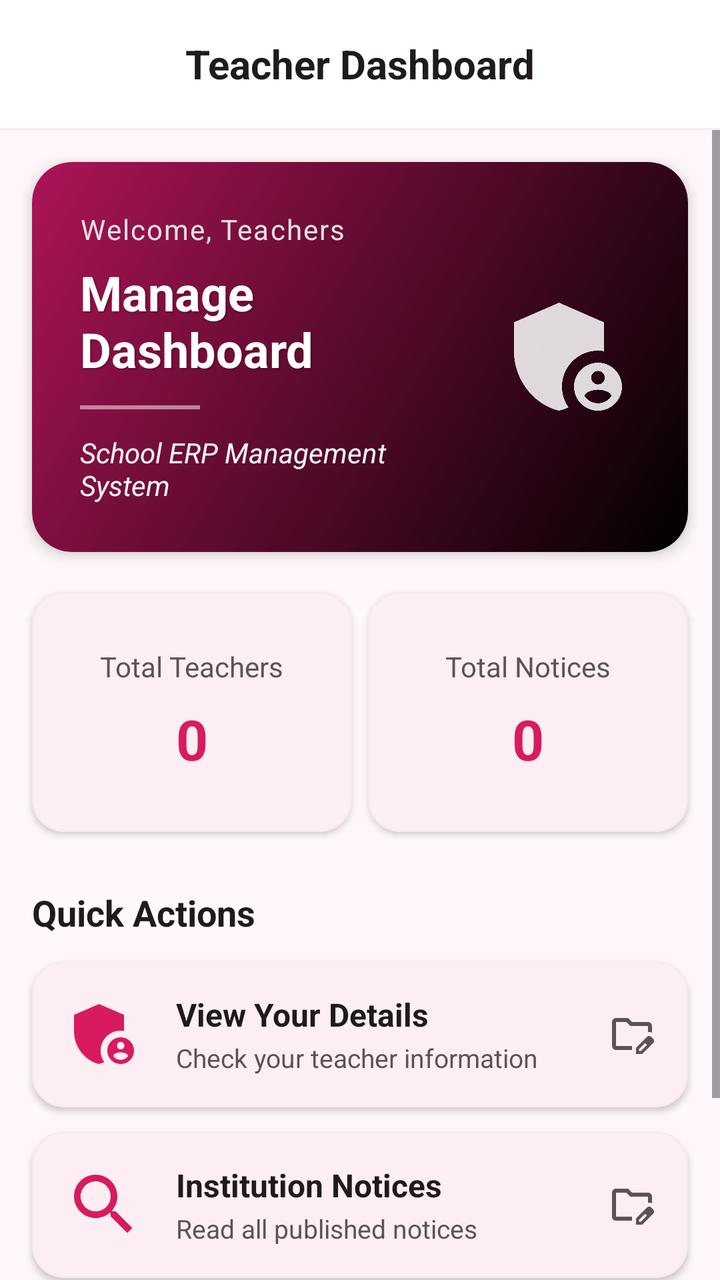
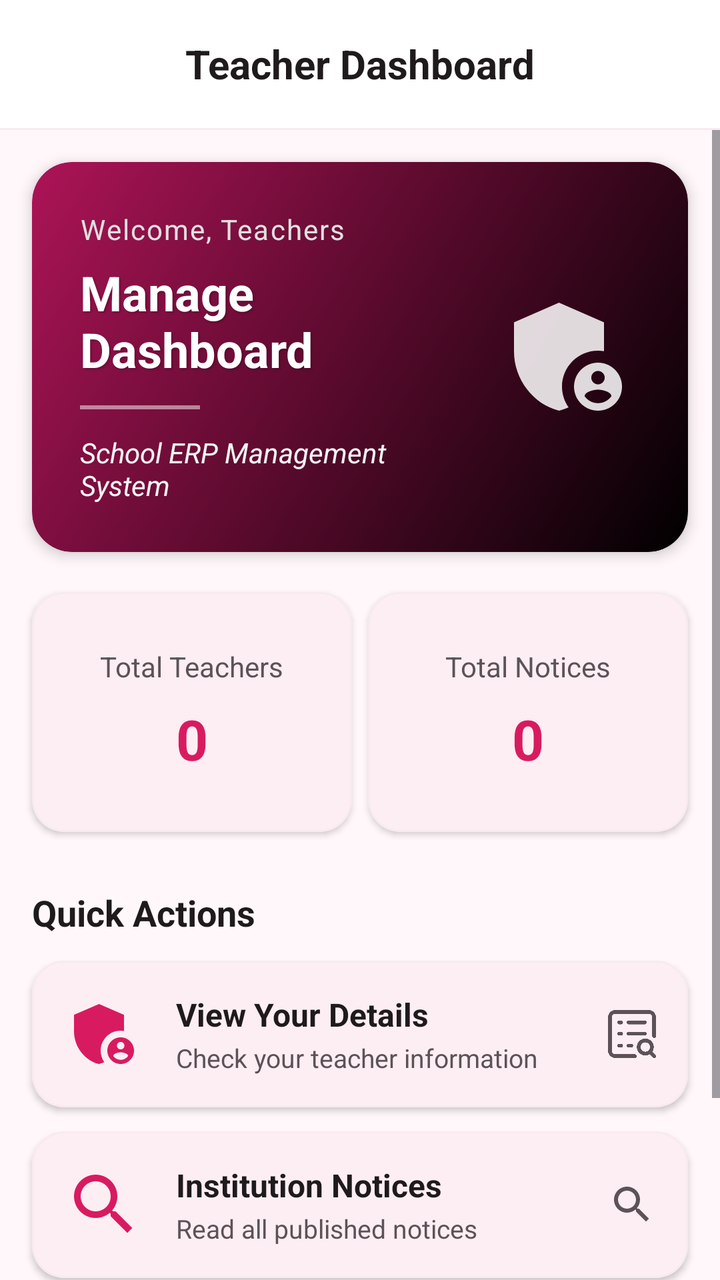

Screens rendered from an Android XML layout before and after an edit, with the pre-edit source and the edit as a unified diff.
<!-- AndroidManifest.xml: application theme Theme.SchoolERPStudent -->
<!-- res/layout/activity_teacher_dashboard.xml -->
<?xml version="1.0" encoding="utf-8"?>
<androidx.constraintlayout.widget.ConstraintLayout
    xmlns:android="http://schemas.android.com/apk/res/android"
    xmlns:app="http://schemas.android.com/apk/res-auto"
    xmlns:tools="http://schemas.android.com/tools"
    android:id="@+id/main"
    android:layout_width="match_parent"
    android:layout_height="match_parent"
    android:background="?android:colorBackground"
    android:fitsSystemWindows="true"
    tools:context=".activities.TeacherDashboardActivity">

    

    <com.google.android.material.appbar.MaterialToolbar
        android:id="@+id/topAppBar"
        android:layout_width="0dp"
        android:layout_height="wrap_content"
        android:background="?attr/colorSurface"
        app:layout_constraintTop_toTopOf="parent"
        app:layout_constraintStart_toStartOf="parent"
        app:layout_constraintEnd_toEndOf="parent">

        <TextView
            android:id="@+id/tvToolbarTitle"
            android:layout_width="wrap_content"
            android:layout_height="wrap_content"
            android:layout_gravity="center"
            android:text="Teacher Dashboard"
            android:textColor="?attr/colorOnSurface"
            android:textSize="20sp"
            android:textStyle="bold" />

    </com.google.android.material.appbar.MaterialToolbar>

    

    <View
        android:id="@+id/topDivider"
        android:layout_width="0dp"
        android:layout_height="1dp"
        android:background="?attr/colorOutline"
        app:layout_constraintTop_toBottomOf="@id/topAppBar"
        app:layout_constraintStart_toStartOf="parent"
        app:layout_constraintEnd_toEndOf="parent" />

    

    <ScrollView
        android:id="@+id/scrollView"
        android:layout_width="0dp"
        android:layout_height="0dp"
        android:fillViewport="true"
        app:layout_constraintTop_toBottomOf="@id/topDivider"
        app:layout_constraintBottom_toBottomOf="parent"
        app:layout_constraintStart_toStartOf="parent"
        app:layout_constraintEnd_toEndOf="parent">

        <LinearLayout
            android:layout_width="match_parent"
            android:layout_height="wrap_content"
            android:orientation="vertical"
            android:paddingBottom="24dp">

            
            <com.google.android.material.card.MaterialCardView
                android:id="@+id/welcomeCard"
                android:layout_width="match_parent"
                android:layout_height="wrap_content"
                android:layout_margin="16dp"
                app:cardCornerRadius="20dp"
                app:cardElevation="4dp"
                app:strokeWidth="0dp">

                <LinearLayout
                    android:layout_width="match_parent"
                    android:layout_height="wrap_content"
                    android:orientation="horizontal"
                    android:padding="24dp"
                    android:gravity="center_vertical"
                    android:background="@drawable/welcome_card_gradient">

                    <LinearLayout
                        android:layout_width="0dp"
                        android:layout_height="wrap_content"
                        android:layout_weight="1"
                        android:orientation="vertical">

                        <TextView
                            android:layout_width="wrap_content"
                            android:layout_height="wrap_content"
                            android:text="Welcome, Teachers"
                            android:textColor="#E0E0E0"
                            android:textSize="14sp"
                            android:letterSpacing="0.05"/>

                        <TextView
                            android:id="@+id/tvWelcomeName"
                            android:layout_width="wrap_content"
                            android:layout_height="wrap_content"
                            android:layout_marginTop="6dp"
                            android:text="Manage Dashboard"
                            android:textColor="@color/white"
                            android:textSize="24sp"
                            android:textStyle="bold"
                            android:shadowColor="#40000000"
                            android:shadowDx="2"
                            android:shadowDy="2"
                            android:shadowRadius="2"/>

                        <View
                            android:layout_width="60dp"
                            android:layout_height="2dp"
                            android:layout_marginTop="12dp"
                            android:layout_marginBottom="12dp"
                            android:background="#80FFFFFF" />

                        <TextView
                            android:layout_width="wrap_content"
                            android:layout_height="wrap_content"
                            android:text="School ERP Management System"
                            android:textColor="#F5F5F5"
                            android:textSize="14sp"
                            android:textStyle="italic"/>

                    </LinearLayout>

                    <ImageView
                        android:layout_width="72dp"
                        android:layout_height="72dp"
                        android:layout_marginStart="16dp"
                        android:src="@drawable/admin"
                        android:alpha="0.85"
                        android:contentDescription="Teacher Icon"
                        app:tint="@color/white" />

                </LinearLayout>

            </com.google.android.material.card.MaterialCardView>

            

            <GridLayout
                android:layout_width="match_parent"
                android:layout_height="wrap_content"
                android:layout_marginStart="12dp"
                android:layout_marginEnd="12dp"
                android:columnCount="2">

                

                <com.google.android.material.card.MaterialCardView
                    android:layout_width="0dp"
                    android:layout_height="120dp"
                    android:layout_columnWeight="1"
                    android:layout_margin="4dp"
                    app:cardBackgroundColor="?attr/colorSurface"
                    app:cardCornerRadius="16dp"
                    app:cardElevation="2dp"
                    app:strokeColor="?attr/colorOutline"
                    app:strokeWidth="1dp">

                    <LinearLayout
                        android:layout_width="match_parent"
                        android:layout_height="match_parent"
                        android:gravity="center"
                        android:orientation="vertical">

                        <TextView
                            android:layout_width="wrap_content"
                            android:layout_height="wrap_content"
                            android:text="Total Teachers"
                            android:textColor="?attr/colorOnSurfaceVariant"
                            android:textSize="14sp" />

                        <TextView
                            android:id="@+id/tvTotalTeachers"
                            android:layout_width="wrap_content"
                            android:layout_height="wrap_content"
                            android:layout_marginTop="8dp"
                            android:text="0"
                            android:textColor="?attr/colorPrimary"
                            android:textSize="28sp"
                            android:textStyle="bold" />

                    </LinearLayout>

                </com.google.android.material.card.MaterialCardView>

                

                <com.google.android.material.card.MaterialCardView
                    android:layout_width="0dp"
                    android:layout_height="120dp"
                    android:layout_columnWeight="1"
                    android:layout_margin="4dp"
                    app:cardBackgroundColor="?attr/colorSurface"
                    app:cardCornerRadius="16dp"
                    app:cardElevation="2dp"
                    app:strokeColor="?attr/colorOutline"
                    app:strokeWidth="1dp">

                    <LinearLayout
                        android:layout_width="match_parent"
                        android:layout_height="match_parent"
                        android:gravity="center"
                        android:orientation="vertical">

                        <TextView
                            android:layout_width="wrap_content"
                            android:layout_height="wrap_content"
                            android:text="Total Notices"
                            android:textColor="?attr/colorOnSurfaceVariant"
                            android:textSize="14sp" />

                        <TextView
                            android:id="@+id/tvTotalNotices"
                            android:layout_width="wrap_content"
                            android:layout_height="wrap_content"
                            android:layout_marginTop="8dp"
                            android:text="0"
                            android:textColor="?attr/colorPrimary"
                            android:textSize="28sp"
                            android:textStyle="bold" />

                    </LinearLayout>

                </com.google.android.material.card.MaterialCardView>

            </GridLayout>

            

            <TextView
                android:layout_width="wrap_content"
                android:layout_height="wrap_content"
                android:layout_marginStart="16dp"
                android:layout_marginTop="24dp"
                android:text="Quick Actions"
                android:textColor="?attr/colorOnSurface"
                android:textSize="18sp"
                android:textStyle="bold" />

            

            <com.google.android.material.card.MaterialCardView
                android:id="@+id/viewDetailsCard"
                android:layout_width="match_parent"
                android:layout_height="wrap_content"
                android:layout_marginStart="16dp"
                android:layout_marginTop="12dp"
                android:layout_marginEnd="16dp"
                android:clickable="true"
                android:focusable="true"
                android:foreground="?attr/selectableItemBackground"
                app:cardBackgroundColor="?attr/colorSurface"
                app:cardCornerRadius="16dp"
                app:cardElevation="2dp"
                app:strokeColor="?attr/colorOutline"
                app:strokeWidth="1dp">

                <LinearLayout
                    android:layout_width="match_parent"
                    android:layout_height="wrap_content"
                    android:orientation="horizontal"
                    android:padding="16dp"
                    android:gravity="center_vertical">

                    <ImageView
                        android:layout_width="40dp"
                        android:layout_height="40dp"
                        android:src="@drawable/admin"
                        app:tint="?attr/colorPrimary" />

                    <LinearLayout
                        android:layout_width="0dp"
                        android:layout_height="wrap_content"
                        android:layout_marginStart="16dp"
                        android:layout_weight="1"
                        android:orientation="vertical">

                        <TextView
                            android:layout_width="wrap_content"
                            android:layout_height="wrap_content"
                            android:text="View Your Details"
                            android:textColor="?attr/colorOnSurface"
                            android:textSize="16sp"
                            android:textStyle="bold" />

                        <TextView
                            android:layout_width="wrap_content"
                            android:layout_height="wrap_content"
                            android:layout_marginTop="2dp"
                            android:text="Check your teacher information"
                            android:textColor="?attr/colorOnSurfaceVariant"
                            android:textSize="13sp" />
                    </LinearLayout>

                    <ImageView
                        android:layout_width="24dp"
                        android:layout_height="24dp"
                        android:src="@drawable/manage"
                        app:tint="?attr/colorOnSurfaceVariant" />

                </LinearLayout>

            </com.google.android.material.card.MaterialCardView>

            

            <com.google.android.material.card.MaterialCardView
                android:id="@+id/noticesCard"
                android:layout_width="match_parent"
                android:layout_height="wrap_content"
                android:layout_marginStart="16dp"
                android:layout_marginTop="12dp"
                android:layout_marginEnd="16dp"
                android:clickable="true"
                android:focusable="true"
                android:foreground="?attr/selectableItemBackground"
                app:cardBackgroundColor="?attr/colorSurface"
                app:cardCornerRadius="16dp"
                app:cardElevation="2dp"
                app:strokeColor="?attr/colorOutline"
                app:strokeWidth="1dp">

                <LinearLayout
                    android:layout_width="match_parent"
                    android:layout_height="wrap_content"
                    android:orientation="horizontal"
                    android:padding="16dp"
                    android:gravity="center_vertical">

                    <ImageView
                        android:layout_width="40dp"
                        android:layout_height="40dp"
                        android:src="@drawable/baseline_search_24"
                        app:tint="?attr/colorPrimary" />

                    <LinearLayout
                        android:layout_width="0dp"
                        android:layout_height="wrap_content"
                        android:layout_marginStart="16dp"
                        android:layout_weight="1"
                        android:orientation="vertical">

                        <TextView
                            android:layout_width="wrap_content"
                            android:layout_height="wrap_content"
                            android:text="Institution Notices"
                            android:textColor="?attr/colorOnSurface"
                            android:textSize="16sp"
                            android:textStyle="bold" />

                        <TextView
                            android:layout_width="wrap_content"
                            android:layout_height="wrap_content"
                            android:layout_marginTop="2dp"
                            android:text="Read all published notices"
                            android:textColor="?attr/colorOnSurfaceVariant"
                            android:textSize="13sp" />
                    </LinearLayout>

                    <ImageView
                        android:layout_width="24dp"
                        android:layout_height="24dp"
                        android:src="@drawable/manage"
                        app:tint="?attr/colorOnSurfaceVariant" />

                </LinearLayout>

            </com.google.android.material.card.MaterialCardView>

            

            <com.google.android.material.card.MaterialCardView
                android:id="@+id/assignedClassCard"
                android:layout_width="match_parent"
                android:layout_height="wrap_content"
                android:layout_marginStart="16dp"
                android:layout_marginTop="12dp"
                android:layout_marginEnd="16dp"
                android:clickable="true"
                android:focusable="true"
                android:foreground="?attr/selectableItemBackground"
                app:cardBackgroundColor="?attr/colorSurface"
                app:cardCornerRadius="16dp"
                app:cardElevation="2dp"
                app:strokeColor="?attr/colorOutline"
                app:strokeWidth="1dp">

                <LinearLayout
                    android:layout_width="match_parent"
                    android:layout_height="wrap_content"
                    android:orientation="horizontal"
                    android:padding="16dp"
                    android:gravity="center_vertical">

                    <ImageView
                        android:layout_width="40dp"
                        android:layout_height="40dp"
                        android:src="@drawable/outline_groups_24"
                        app:tint="?attr/colorPrimary" />

                    <LinearLayout
                        android:layout_width="0dp"
                        android:layout_height="wrap_content"
                        android:layout_marginStart="16dp"
                        android:layout_weight="1"
                        android:orientation="vertical">

                        <TextView
                            android:layout_width="wrap_content"
                            android:layout_height="wrap_content"
                            android:text="Assigned Class"
                            android:textColor="?attr/colorOnSurface"
                            android:textSize="16sp"
                            android:textStyle="bold" />

                        <TextView
                            android:layout_width="wrap_content"
                            android:layout_height="wrap_content"
                            android:layout_marginTop="2dp"
                            android:text="Check your assigned class details"
                            android:textColor="?attr/colorOnSurfaceVariant"
                            android:textSize="13sp" />
                    </LinearLayout>

                    <ImageView
                        android:layout_width="24dp"
                        android:layout_height="24dp"
                        android:src="@drawable/manage"
                        app:tint="?attr/colorOnSurfaceVariant" />

                </LinearLayout>

            </com.google.android.material.card.MaterialCardView>

        </LinearLayout>


    </ScrollView>

</androidx.constraintlayout.widget.ConstraintLayout>
<!-- resources referenced by this layout -->
<resources>
  <color name="white">#FFFFFF</color>
  <!-- drawable admin (drawable) -->
  <vector xmlns:android="http://schemas.android.com/apk/res/android" android:height="24dp" android:tint="#FFFFFF" android:viewportHeight="24" android:viewportWidth="24" android:width="24dp">
        
      <path android:fillColor="@android:color/white" android:pathData="M17,11c0.34,0 0.67,0.04 1,0.09V6.27L10.5,3L3,6.27v4.91c0,4.54 3.2,8.79 7.5,9.82c0.55,-0.13 1.08,-0.32 1.6,-0.55C11.41,19.47 11,18.28 11,17C11,13.69 13.69,11 17,11z"/>
        
      <path android:fillColor="@android:color/white" android:pathData="M17,13c-2.21,0 -4,1.79 -4,4c0,2.21 1.79,4 4,4s4,-1.79 4,-4C21,14.79 19.21,13 17,13zM17,14.38c0.62,0 1.12,0.51 1.12,1.12s-0.51,1.12 -1.12,1.12s-1.12,-0.51 -1.12,-1.12S16.38,14.38 17,14.38zM17,19.75c-0.93,0 -1.74,-0.46 -2.24,-1.17c0.05,-0.72 1.51,-1.08 2.24,-1.08s2.19,0.36 2.24,1.08C18.74,19.29 17.93,19.75 17,19.75z"/>
      
  </vector>
  <!-- drawable baseline_search_24 (drawable) -->
  <vector xmlns:android="http://schemas.android.com/apk/res/android" android:height="24dp" android:tint="#FFFFFF" android:viewportHeight="24" android:viewportWidth="24" android:width="24dp">
        
      <path android:fillColor="@android:color/white" android:pathData="M15.5,14h-0.79l-0.28,-0.27C15.41,12.59 16,11.11 16,9.5 16,5.91 13.09,3 9.5,3S3,5.91 3,9.5 5.91,16 9.5,16c1.61,0 3.09,-0.59 4.23,-1.57l0.27,0.28v0.79l5,4.99L20.49,19l-4.99,-5zM9.5,14C7.01,14 5,11.99 5,9.5S7.01,5 9.5,5 14,7.01 14,9.5 11.99,14 9.5,14z"/>
      
  </vector>
  <!-- drawable manage (drawable) -->
  <vector xmlns:android="http://schemas.android.com/apk/res/android" android:height="24dp" android:tint="#FFFFFF" android:viewportHeight="960" android:viewportWidth="960" android:width="24dp">
        
      <path android:fillColor="@android:color/white" android:pathData="M160,720Q160,720 160,720Q160,720 160,720L160,240Q160,240 160,240Q160,240 160,240L160,240L160,320L160,320Q160,320 160,320Q160,320 160,320L160,442Q160,445 160,454Q160,463 160,480L160,720L160,720ZM160,800Q127,800 103.5,776.5Q80,753 80,720L80,240Q80,207 103.5,183.5Q127,160 160,160L400,160L480,240L800,240Q833,240 856.5,263.5Q880,287 880,320L880,452Q861,444 840.5,441.5Q820,439 800,442L800,320Q800,320 800,320Q800,320 800,320L447,320L367,240L160,240Q160,240 160,240Q160,240 160,240L160,720Q160,720 160,720Q160,720 160,720L484,720L480,724L480,800L160,800ZM560,880L560,757L781,537Q790,528 801,524Q812,520 823,520Q835,520 846,524.5Q857,529 866,538L903,575Q911,584 915.5,595Q920,606 920,617Q920,628 916,639.5Q912,651 903,660L683,880L560,880ZM860,617L860,617L823,580L823,580L860,617ZM620,820L658,820L779,698L761,679L742,661L620,782L620,820ZM761,679L742,661L742,661L779,698L779,698L761,679Z"/>
      
  </vector>
  <!-- drawable welcome_card_gradient (drawable) -->
  <?xml version="1.0" encoding="utf-8"?>
  <shape xmlns:android="http://schemas.android.com/apk/res/android"
      android:shape="rectangle">
      <gradient
          android:angle="135"
          android:startColor="@color/black"
          android:endColor="@color/secondary"
          android:type="linear" />
      <corners android:radius="20dp" />
  </shape>
  <style name="Theme.SchoolERPStudent" parent="Base.Theme.SchoolERPStudent" />
  <color name="black">#000000</color>
  <color name="secondary">#AD1457</color>
  <color name="primary">#D81B60</color>
  <color name="primaryContainer">#FFD9E5</color>
  <color name="primaryContainerDark">#5A1030</color>
  <color name="background_light">#FFF7FA</color>
  <color name="onBackground_light">#1F1A1C</color>
  <color name="surface_light">#FFFFFF</color>
  <color name="onSurface_light">#1F1A1C</color>
  <color name="surfaceVariant_light">#F8EAF0</color>
  <color name="onSurfaceVariant_light">#5C5257</color>
  <!-- unchanged entries left out for length: 2 -->
</resources>

<!-- the commit's change to res/layout/activity_teacher_dashboard.xml (unified diff, before → after) -->
@@ -299,7 +299,7 @@
                     <ImageView
                         android:layout_width="24dp"
                         android:layout_height="24dp"
-                        android:src="@drawable/manage"
+                        android:src="@drawable/check"
                         app:tint="?attr/colorOnSurfaceVariant" />
 
                 </LinearLayout>
@@ -364,7 +364,7 @@
                     <ImageView
                         android:layout_width="24dp"
                         android:layout_height="24dp"
-                        android:src="@drawable/manage"
+                        android:src="@drawable/baseline_search_24"
                         app:tint="?attr/colorOnSurfaceVariant" />
 
                 </LinearLayout>
@@ -429,7 +429,7 @@
                     <ImageView
                         android:layout_width="24dp"
                         android:layout_height="24dp"
-                        android:src="@drawable/manage"
+                        android:src="@drawable/baseline_search_24"
                         app:tint="?attr/colorOnSurfaceVariant" />
 
                 </LinearLayout>
<!-- resource entries referenced after the edit -->
@@ -15,12 +15,7 @@
       <path android:fillColor="@android:color/white" android:pathData="M15.5,14h-0.79l-0.28,-0.27C15.41,12.59 16,11.11 16,9.5 16,5.91 13.09,3 9.5,3S3,5.91 3,9.5 5.91,16 9.5,16c1.61,0 3.09,-0.59 4.23,-1.57l0.27,0.28v0.79l5,4.99L20.49,19l-4.99,-5zM9.5,14C7.01,14 5,11.99 5,9.5S7.01,5 9.5,5 14,7.01 14,9.5 11.99,14 9.5,14z"/>
       
   </vector>
-  <!-- drawable manage (drawable) -->
-  <vector xmlns:android="http://schemas.android.com/apk/res/android" android:height="24dp" android:tint="#FFFFFF" android:viewportHeight="960" android:viewportWidth="960" android:width="24dp">
-        
-      <path android:fillColor="@android:color/white" android:pathData="M160,720Q160,720 160,720Q160,720 160,720L160,240Q160,240 160,240Q160,240 160,240L160,240L160,320L160,320Q160,320 160,320Q160,320 160,320L160,442Q160,445 160,454Q160,463 160,480L160,720L160,720ZM160,800Q127,800 103.5,776.5Q80,753 80,720L80,240Q80,207 103.5,183.5Q127,160 160,160L400,160L480,240L800,240Q833,240 856.5,263.5Q880,287 880,320L880,452Q861,444 840.5,441.5Q820,439 800,442L800,320Q800,320 800,320Q800,320 800,320L447,320L367,240L160,240Q160,240 160,240Q160,240 160,240L160,720Q160,720 160,720Q160,720 160,720L484,720L480,724L480,800L160,800ZM560,880L560,757L781,537Q790,528 801,524Q812,520 823,520Q835,520 846,524.5Q857,529 866,538L903,575Q911,584 915.5,595Q920,606 920,617Q920,628 916,639.5Q912,651 903,660L683,880L560,880ZM860,617L860,617L823,580L823,580L860,617ZM620,820L658,820L779,698L761,679L742,661L620,782L620,820ZM761,679L742,661L742,661L779,698L779,698L761,679Z"/>
-      
-  </vector>
+  <!-- drawable check: png bitmap (drawable, 12728 bytes) -->
   <!-- drawable welcome_card_gradient (drawable) -->
   <?xml version="1.0" encoding="utf-8"?>
   <shape xmlns:android="http://schemas.android.com/apk/res/android"
